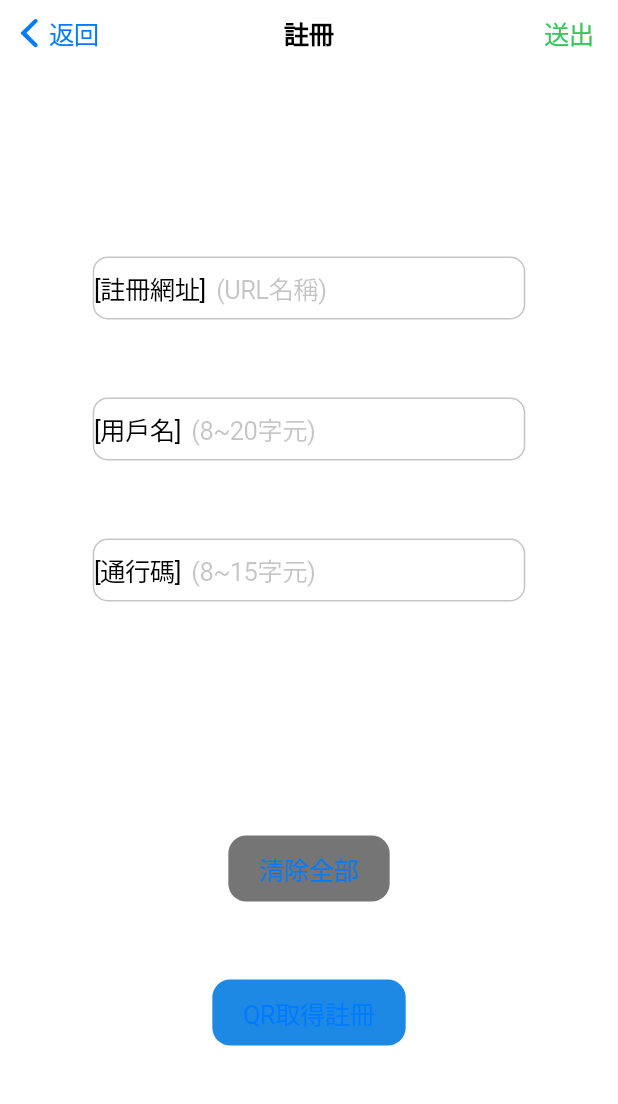
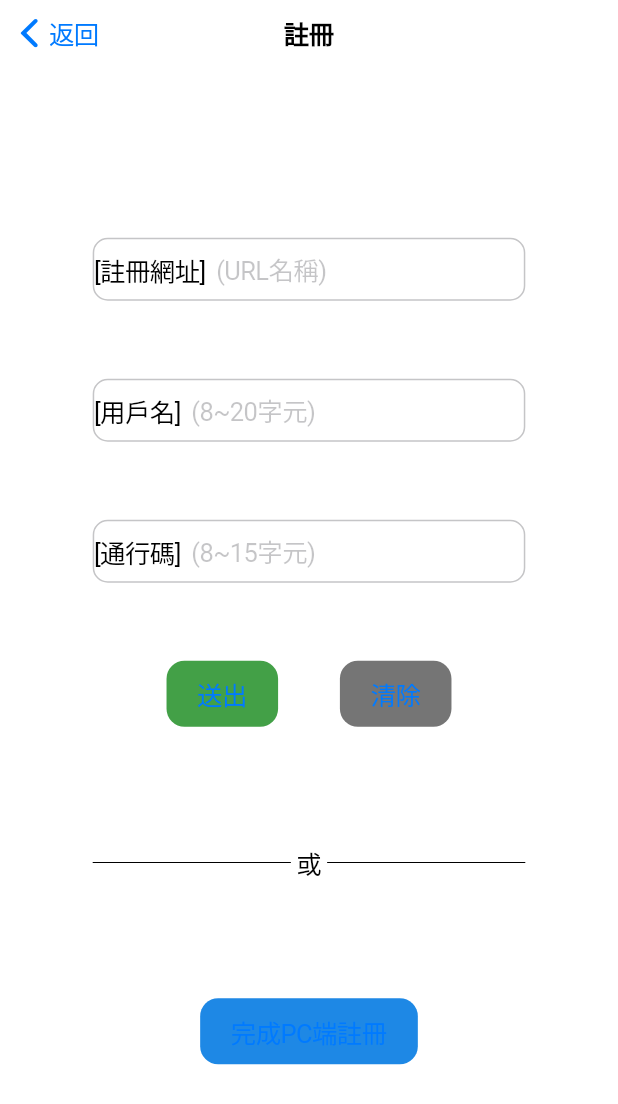
Before and after one commit to ACS106129/pokerpass, a Flutter app: the RegisterPage screen opened by its route, on a phone screen of 412 x 824 dp. Shown: the top 1104 px of the screen. Run offline on Flutter 3.47's test engine with Material 2 defaults, Android fonts, the phone set to English and light mode, and no system bars; our stand-ins replace bot_toast, permission_handler, qr_flutter, shared_preferences; missing offline and left inert: flame, qrscan, window_size; accounts and stored records are empty.

Commit message:
Update layout, and fixed improper naming code optimizing

```diff
--- a/lib/page/register_page.dart
+++ b/lib/page/register_page.dart
@@ -3,10 +3,11 @@ import 'package:flutter/cupertino.dart';
 import 'package:flutter/material.dart';
 import 'package:flutter/services.dart';
 import 'package:permission_handler/permission_handler.dart';
-import 'package:pokerpass/page/2FA/qrcode_page.dart';
-import 'package:pokerpass/setting/setting.dart' as setting;
+import 'package:pokerpass/page/qrcode_page.dart';
+import 'package:pokerpass/setting/setting.dart';
 import 'package:pokerpass/setting/user.dart';
 import 'package:pokerpass/utility/argument/qr_argument.dart';
+import 'package:pokerpass/utility/utility.dart';
 import 'package:qrscan/qrscan.dart';
 
 class RegisterPage extends StatefulWidget {
@@ -20,9 +21,9 @@ class _RegisterPageState extends State<RegisterPage> {
   final urlController = TextEditingController(text: urlText);
   final userController = TextEditingController(text: userText);
   final passwordController = TextEditingController(text: '');
-  final urlFocusNode = FocusNode(debugLabel: setting.urlLabel);
-  final userFocusNode = FocusNode(debugLabel: setting.userLabel);
-  final passwordFocusNode = FocusNode(debugLabel: setting.passwordLabel);
+  final urlFocusNode = FocusNode(debugLabel: Setting.urlLabel);
+  final userFocusNode = FocusNode(debugLabel: Setting.userLabel);
+  final passwordFocusNode = FocusNode(debugLabel: Setting.passwordLabel);
   static var urlText = '';
   static var userText = '';
 
@@ -45,69 +46,6 @@ class _RegisterPageState extends State<RegisterPage> {
         navigationBar: CupertinoNavigationBar(
           previousPageTitle: '返回',
           middle: const Text('註冊'),
-          trailing: GestureDetector(
-            child: Text(
-              '送出',
-              style: TextStyle(
-                color: CupertinoDynamicColor.resolve(
-                    CupertinoColors.activeGreen, context),
-              ),
-            ),
-            onTap: () async {
-              if (!setting.urlRegex.hasMatch(urlController.text)) {
-                BotToast.showText(text: '網址格式錯誤');
-                return;
-              }
-              if (!setting.userRegex.hasMatch(userController.text)) {
-                BotToast.showText(text: '使用者格式錯誤');
-                return;
-              }
-              if (!setting.passwordRegex.hasMatch(passwordController.text)) {
-                BotToast.showText(text: '通行碼格式錯誤');
-                return;
-              }
-              // cancel keyboard input
-              urlFocusNode.unfocus();
-              userFocusNode.unfocus();
-              passwordFocusNode.unfocus();
-              BotToast.showLoading(
-                crossPage: false,
-                animationDuration: Duration(milliseconds: 250),
-                animationReverseDuration: Duration(milliseconds: 250),
-                backButtonBehavior: BackButtonBehavior.none,
-                backgroundColor: CupertinoDynamicColor.resolve(
-                    setting.loadingColor, context),
-                duration: Duration(milliseconds: 700),
-              );
-              // submit user id and password to server through url, then get device key and session id
-              final String deviceKey = '123456';
-              final String sessionId = 'abc';
-              Future.delayed(Duration(milliseconds: 350), () async {
-                // save device key in mobile device
-                if (!setting.isDesktop)
-                  await UserData.usePrefs((prefs) =>
-                      prefs.setString(setting.deviceKeyName, deviceKey));
-                else {
-                  // generate qrcode to mobile
-                  var result = await Navigator.pushNamed(context, QRCodePage.id,
-                      arguments: QRArgument(
-                        ProcessType.Register,
-                        url: urlController.text,
-                        user: userController.text,
-                        password: passwordController.text,
-                        sessionId: sessionId,
-                        deviceKey: deviceKey,
-                      ));
-                  if (result is String) BotToast.showText(text: result);
-                }
-                // erase register user id
-                userText = '';
-                // give url and user id to login
-                Navigator.pop(
-                    context, [urlController.text, userController.text]);
-              });
-            },
-          ),
         ),
         child: SafeArea(
           child: Center(
@@ -133,26 +71,82 @@ class _RegisterPageState extends State<RegisterPage> {
       child: Column(
         mainAxisAlignment: MainAxisAlignment.center,
         children: [
-          cupertinoTextField(setting.urlLabel, '(URL名稱)', '[註冊網址]',
-              TextInputAction.next, setting.urlInputRegex, urlFocusNode),
+          cupertinoTextField(Setting.urlLabel, '(URL名稱)', '[註冊網址]',
+              TextInputAction.next, Setting.urlInputRegex, urlFocusNode),
           SizedBox(height: contentSize.height / 15),
-          cupertinoTextField(setting.userLabel, '(8~20字元)', '[用戶名]',
-              TextInputAction.next, setting.userInputRegex, userFocusNode),
+          cupertinoTextField(Setting.userLabel, '(8~20字元)', '[用戶名]',
+              TextInputAction.next, Setting.userInputRegex, userFocusNode),
           SizedBox(height: contentSize.height / 15),
           cupertinoTextField(
-              setting.passwordLabel,
+              Setting.passwordLabel,
               '(8~15字元)',
               '[通行碼]',
               TextInputAction.done,
-              setting.passwordInputRegex,
+              Setting.passwordInputRegex,
               passwordFocusNode),
-          SizedBox(height: contentSize.height / 5),
+          SizedBox(height: contentSize.height / 15),
+          Row(
+            mainAxisAlignment: MainAxisAlignment.center,
+            children: [
               CupertinoButton(
-            child: const Text('清除全部'),
-            color: CupertinoDynamicColor.withBrightness(
-              color: Colors.black54,
-              darkColor: Colors.white70,
+                child: const Text('送出'),
+                color: Setting.submitButtonColor,
+                onPressed: () {
+                  if (!Setting.urlRegex.hasMatch(urlController.text)) {
+                    BotToast.showText(text: '網址格式錯誤');
+                    return;
+                  }
+                  if (!Setting.userRegex.hasMatch(userController.text)) {
+                    BotToast.showText(text: '使用者格式錯誤');
+                    return;
+                  }
+                  if (!Setting.passwordRegex
+                      .hasMatch(passwordController.text)) {
+                    BotToast.showText(text: '通行碼格式錯誤');
+                    return;
+                  }
+                  // cancel keyboard input
+                  urlFocusNode.unfocus();
+                  userFocusNode.unfocus();
+                  passwordFocusNode.unfocus();
+                  Utility.loading(Duration(milliseconds: 1200), context);
+                  // submit user id and password to server through url, then get device key and session id
+                  final String deviceKey = '123456';
+                  final String sessionId = 'abc';
+                  Future.delayed(Duration(milliseconds: 350), () async {
+                    // save device key in mobile device
+                    if (!Setting.isDesktop)
+                      await UserData.usePrefs((prefs) =>
+                          prefs.setString(Setting.deviceKeyName, deviceKey));
+                    else {
+                      // generate qrcode to mobile
+                      var result =
+                          await Navigator.pushNamed(context, QRCodePage.id,
+                              arguments: QRArgument(
+                                ProcessType.Register,
+                                url: urlController.text,
+                                user: userController.text,
+                                password: passwordController.text,
+                                sessionId: sessionId,
+                                deviceKey: deviceKey,
+                              ));
+                      if (result is String) BotToast.showText(text: result);
+                    }
+                    // erase register user id
+                    userText = '';
+                    // give url and user id to login
+                    Navigator.pop(
+                        context, [urlController.text, userController.text]);
+                  });
+                },
+                padding: EdgeInsets.symmetric(
+                  horizontal: contentSize.width / 20,
                 ),
+              ),
+              SizedBox(width: contentSize.width / 10),
+              CupertinoButton(
+                child: const Text('清除'),
+                color: Setting.registerButtonColor,
                 onPressed: () {
                   urlController.clear();
                   userController.clear();
@@ -162,34 +156,49 @@ class _RegisterPageState extends State<RegisterPage> {
                   horizontal: contentSize.width / 20,
                 ),
               ),
-          SizedBox(height: contentSize.height / 15),
-          !setting.isDesktop
-              ? CupertinoButton(
-                  child: const Text('QR取得註冊'),
-                  color: setting.connectSessionButtonColor,
+            ],
+          ),
+          !Setting.isDesktop
+              ? Column(
+                  children: [
+                    SizedBox(height: contentSize.height / 10),
+                    Row(
+                      children: [
+                        Expanded(
+                          child: Divider(
+                            color: CupertinoDynamicColor.resolve(
+                                Setting.promptTextColor, context),
+                          ),
+                        ),
+                        const Text(' 或 '),
+                        Expanded(
+                          child: Divider(
+                            color: CupertinoDynamicColor.resolve(
+                                Setting.promptTextColor, context),
+                          ),
+                        ),
+                      ],
+                    ),
+                    SizedBox(height: contentSize.height / 10),
+                    CupertinoButton(
+                      child: const Text('完成PC端註冊'),
+                      color: Setting.connectSessionButtonColor,
                       onPressed: () async {
-                    var qrNavFunc = () async {
-                      BotToast.showLoading(
-                        crossPage: false,
-                        animationDuration: Duration(milliseconds: 200),
-                        animationReverseDuration: Duration(milliseconds: 200),
-                        backButtonBehavior: BackButtonBehavior.none,
-                        backgroundColor: CupertinoDynamicColor.resolve(
-                            setting.loadingColor, context),
-                        duration: Duration(milliseconds: 800),
-                      );
+                        var qrNavFunc = () {
+                          Utility.loading(Duration(milliseconds: 1200), context);
                           Future.delayed(Duration(milliseconds: 200), () async {
                             var scanResult = await scan();
-                        // deal result to qrArgument
+                            // deal result into QRArgument
                             var result = await Navigator.pushNamed(
                                 context, QRCodePage.id,
-                            arguments:
-                                QRArgument(ProcessType.FA, url: scanResult));
-                        if (result is String) BotToast.showText(text: result);
+                                arguments: QRArgument(ProcessType.Register,
+                                    url: scanResult));
+                            if (result is String)
+                              BotToast.showText(text: result);
                           });
                         };
                         if (await Permission.camera.status.isGranted)
-                      await qrNavFunc();
+                          qrNavFunc();
                         else {
                           await showCupertinoDialog(
                             context: context,
@@ -212,8 +221,9 @@ class _RegisterPageState extends State<RegisterPage> {
                                   child: Text('啟用'),
                                   onPressed: () async {
                                     Navigator.pop(context);
-                                if (await Permission.camera.request().isGranted)
-                                  await qrNavFunc();
+                                    if (await Permission.camera
+                                        .request()
+                                        .isGranted) qrNavFunc();
                                   },
                                 ),
                               ],
@@ -224,6 +234,8 @@ class _RegisterPageState extends State<RegisterPage> {
                       padding: EdgeInsets.symmetric(
                         horizontal: contentSize.width / 20,
                       ),
+                    )
+                  ],
                 )
               : SizedBox.shrink(),
         ],
@@ -242,11 +254,11 @@ class _RegisterPageState extends State<RegisterPage> {
       clearButtonMode: OverlayVisibilityMode.editing,
       controller: (() {
         switch (label) {
-          case setting.urlLabel:
+          case Setting.urlLabel:
             return urlController;
-          case setting.userLabel:
+          case Setting.userLabel:
             return userController;
-          case setting.passwordLabel:
+          case Setting.passwordLabel:
             return passwordController;
           default:
             throw new Exception('Label $label Error!');
@@ -267,7 +279,7 @@ class _RegisterPageState extends State<RegisterPage> {
         ),
       ],
       maxLines: 1,
-      obscureText: label == setting.passwordLabel,
+      obscureText: label == Setting.passwordLabel,
       onTap: () {
         // focus change border color
       },
@@ -275,13 +287,13 @@ class _RegisterPageState extends State<RegisterPage> {
         prompt,
         style: TextStyle(
           color:
-              CupertinoDynamicColor.resolve(setting.promptTextColor, context),
+              CupertinoDynamicColor.resolve(Setting.promptTextColor, context),
         ),
       ),
       placeholder: placeholder,
       placeholderStyle: TextStyle(
         fontWeight: FontWeight.w400,
-        color: CupertinoDynamicColor.resolve(setting.placeholderColor, context),
+        color: CupertinoDynamicColor.resolve(Setting.placeholderColor, context),
       ),
       style: TextStyle(
         height: 1.5,
--- a/lib/setting/Setting.dart
+++ b/lib/setting/Setting.dart
@@ -3,59 +3,66 @@ import 'dart:io';
 import 'package:flutter/cupertino.dart';
 import 'package:flutter/material.dart';
 
-const height = 600.0;
-const width = 800.0;
-const userLabel = 'user';
-const urlLabel = 'url';
-const passwordLabel = 'pw';
-const themeLabel = 'theme';
-const deviceKeyName = 'DeviceKey';
-final isDesktop = Platform.isWindows || Platform.isMacOS || Platform.isLinux;
+class Setting {
+  static const height = 600.0;
+  static const width = 800.0;
+  static const userLabel = 'user';
+  static const urlLabel = 'url';
+  static const passwordLabel = 'pw';
+  static const themeLabel = 'theme';
+  static const deviceKeyName = 'DeviceKey';
+  static final isDesktop =
+      Platform.isWindows || Platform.isMacOS || Platform.isLinux;
 // regular expression check when inputting
-final userInputRegex = RegExp(r'^[a-zA-Z0-9]{0,20}');
-final passwordInputRegex = RegExp(r'^[a-zA-Z0-9]{0,15}');
-final urlInputRegex = RegExp(r'^[-a-zA-Z0-9@:%._\+~#=&?/()]{0,320}');
+  static final userInputRegex = RegExp(r'^[a-zA-Z0-9]{0,20}');
+  static final passwordInputRegex = RegExp(r'^[a-zA-Z0-9]{0,15}');
+  static final urlInputRegex = RegExp(r'^[-a-zA-Z0-9@:%._\+~#=&?/()]{0,320}');
 // regular expression check finish input
-final userRegex = RegExp(r'^[a-zA-Z0-9]{8,20}');
-final passwordRegex = RegExp(r'^[a-zA-Z0-9]{8,15}');
-final urlRegex = RegExp(
+  static final userRegex = RegExp(r'^[a-zA-Z0-9]{8,20}');
+  static final passwordRegex = RegExp(r'^[a-zA-Z0-9]{8,15}');
+  static final urlRegex = RegExp(
       r'^(https?:\/\/(www\.)?)?[-a-zA-Z0-9@:%._\+~#=]{1,256}\.[a-zA-Z0-9()]{1,6}\b([-a-zA-Z0-9()@:%_\+.~#?&//=]*)');
-final bgColor = CupertinoDynamicColor.withBrightness(
+  static final bgColor = CupertinoDynamicColor.withBrightness(
     color: Colors.white,
     darkColor: Colors.grey.shade900,
   );
-final connectSessionButtonColor = CupertinoDynamicColor.withBrightness(
+  static final connectSessionButtonColor = CupertinoDynamicColor.withBrightness(
     color: Colors.blue.shade600,
     darkColor: Colors.blue.shade300,
   );
-final loadingColor = CupertinoDynamicColor.withBrightness(
+  static final loadingColor = CupertinoDynamicColor.withBrightness(
     color: Colors.black26,
     darkColor: Colors.white10,
   );
-final placeholderColor = CupertinoDynamicColor.withBrightness(
+  static final placeholderColor = CupertinoDynamicColor.withBrightness(
     color: CupertinoColors.placeholderText,
     darkColor: Colors.white70,
   );
-final promptTextColor = CupertinoDynamicColor.withBrightness(
+  static final promptTextColor = CupertinoDynamicColor.withBrightness(
     color: CupertinoColors.black,
     darkColor: CupertinoColors.white,
   );
-final registerButtonColor = CupertinoDynamicColor.withBrightness(
+  static final registerButtonColor = CupertinoDynamicColor.withBrightness(
     color: Colors.black54,
     darkColor: Colors.white70,
   );
-final iconColor = CupertinoDynamicColor.withBrightness(
+  static final iconColor = CupertinoDynamicColor.withBrightness(
     color: Colors.blue.shade600,
     darkColor: Colors.blue.shade300,
   );
-final settingButtonColor = CupertinoDynamicColor.withBrightness(
+  static final settingButtonColor = CupertinoDynamicColor.withBrightness(
     color: Colors.yellow.shade600,
     darkColor: Colors.yellow.shade300,
   );
-Brightness platformBrightness =
+  static final submitButtonColor = CupertinoDynamicColor.withBrightness(
+    color: Colors.green.shade600,
+    darkColor: Colors.green.shade300,
+  );
+}
+
+class Config {
+  static Brightness platformBrightness =
       MediaQueryData.fromWindow(WidgetsBinding.instance.window)
           .platformBrightness;
-
-class DebugConfig {
-  static const _isModeOn = false;
+  static bool isDebugModeOn = false;
 }
--- a/lib/setting/user.dart
+++ b/lib/setting/user.dart
@@ -10,7 +10,7 @@ class UserData {
   static final StreamController<Brightness> brightness =
       StreamController.broadcast();
   static bool isSystemThemeMode = true;
-  static AsyncSnapshot snapshot;
+  static AsyncSnapshot<Brightness> snapshot;
 
   static usePrefs(Function(SharedPreferences) prefsFunc) async {
     final prefs = await SharedPreferences.getInstance();
--- a/lib/utility/argument/qr_argument.dart
+++ b/lib/utility/argument/qr_argument.dart
@@ -33,4 +33,4 @@ class QRArgument {
       final this.password});
 }
 
-enum ProcessType { Register, FA }
+enum ProcessType { Register, TwoFA }
--- a/pubspec.yaml
+++ b/pubspec.yaml
@@ -15,7 +15,7 @@ publish_to: 'none' # Remove this line if you wish to publish to pub.dev
 # In iOS, build-name is used as CFBundleShortVersionString while build-number used as CFBundleVersion.
 # Read more about iOS versioning at
 # https://developer.apple.com/library/archive/documentation/General/Reference/InfoPlistKeyReference/Articles/CoreFoundationKeys.html
-version: 0.0.1-alpha
+version: 0.0.2-alpha
 
 environment:
   sdk: ">=2.7.0 <3.0.0"
```
Also changed, not shown: lib/main.dart (+9 -9 lines), lib/page/PC/pc_page.dart (+2 -11 lines), lib/page/home_page.dart (+26 -37 lines), lib/page/mode_page.dart (+26 -74 lines), lib/page/qrcode_page.dart (renamed from lib/page/2FA/qrcode_page.dart, +3 -6 lines), lib/page/setting_page.dart (+9 -9 lines), lib/utility/utility.dart (added, +24 -0 lines), lib/page/2FA/two_fa_page.dart (added), 1 other file. Lines whose indentation alone changed are shown as unchanged.
